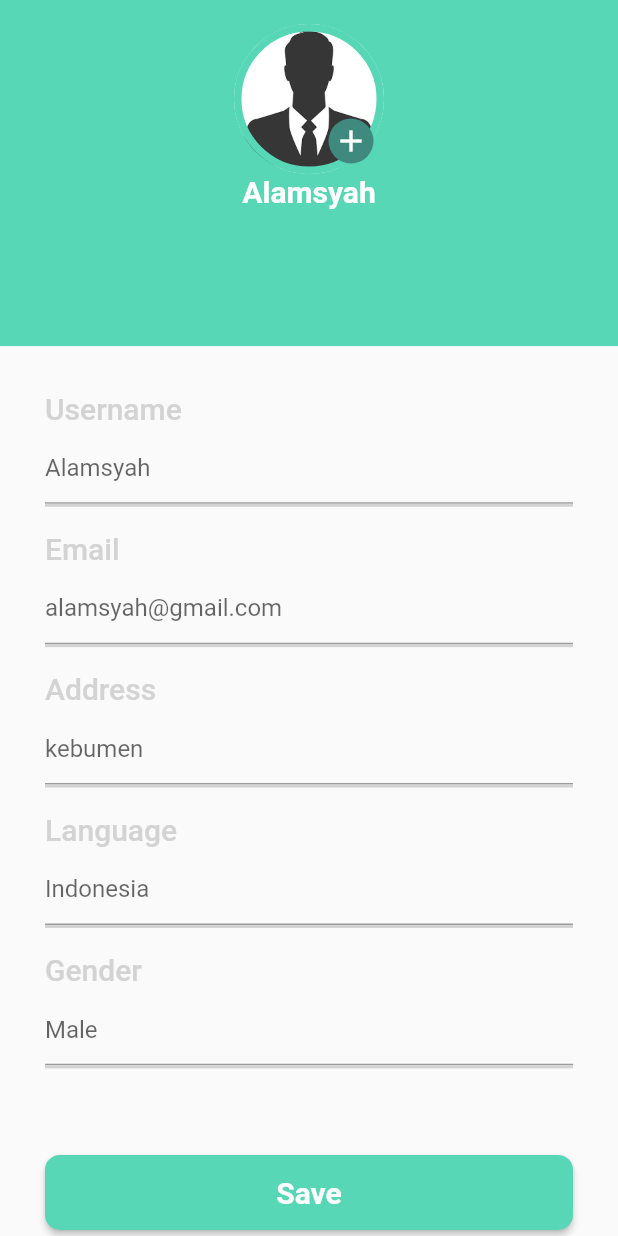
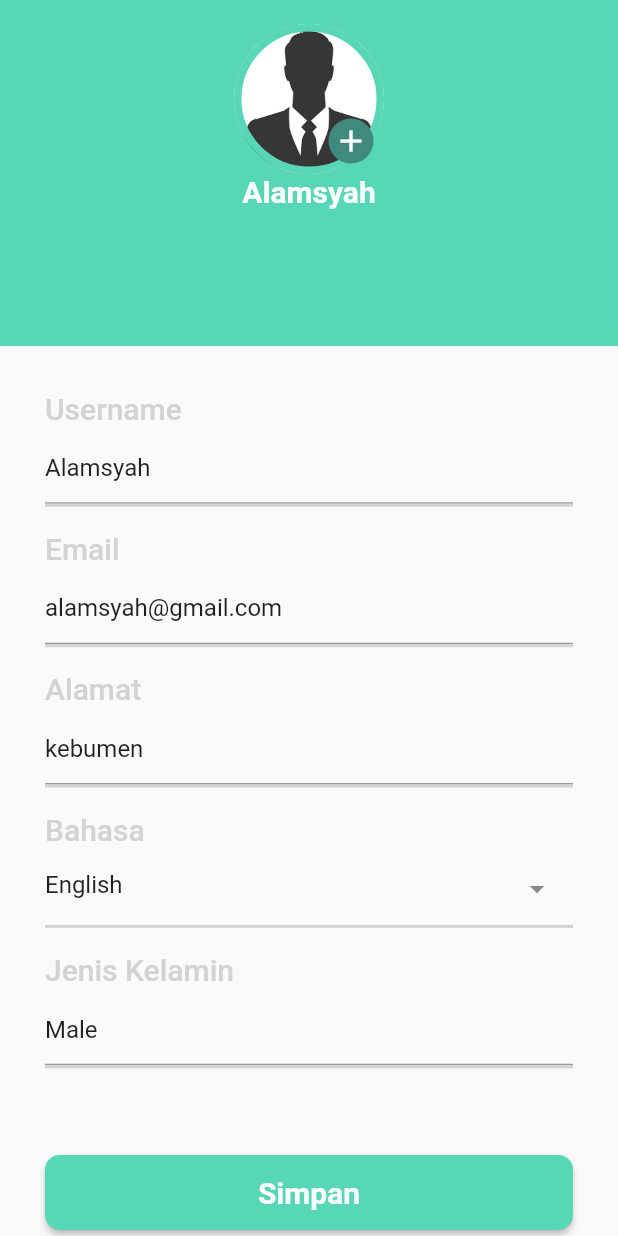
Before and after one commit to Madd-G/nutria_old, a Flutter app: the EditProfileScreen screen opened by its route, on a phone screen of 412 x 824 dp. Run offline on Flutter 3.47's test engine with Material 2 defaults, Android fonts, the light colour scheme and no system bars; drawn by our look-alikes of dropdown_search; our stand-ins replace get.

Commit message:
fixed bugs, controller, and reformat code

```diff
--- a/lib/components/recommendation_carousel.dart
+++ b/lib/components/recommendation_carousel.dart
@@ -1,6 +1,6 @@
 import 'package:flutter/material.dart';
 import 'package:get/get.dart';
-import 'package:nutria/views/fruit_detail_screen.dart';
+import 'package:nutria/views/detail_screen.dart';
 import '../models/fruit_vegetable_model.dart';
 
 class RecommendationCarousel extends StatelessWidget {
@@ -49,7 +49,7 @@ class RecommendationCarousel extends StatelessWidget {
                           ClipRRect(
                             borderRadius: BorderRadius.circular(10.0),
                             child: GestureDetector(
-                              onTap: () => Get.to(() => FruitDetailScreen(
+                              onTap: () => Get.to(() => DetailScreen(
                                   detailFruitVegetable: recommendation)),
                               child: Image(
                                 height: 180.0,
--- a/lib/controllers/user_controller.dart
+++ b/lib/controllers/user_controller.dart
@@ -7,6 +7,6 @@ class UserController extends GetxController {
   RxString imagePath = 'assets/images/profile.png'.obs;
   RxString email = 'alamsyah@gmail.com'.obs;
   RxString address = 'kebumen'.obs;
-  RxString language = 'Indonesia'.obs;
+  RxString language = 'English'.obs;
   RxString gender = 'Male'.obs;
 }
--- a/lib/views/edit_profile_screen.dart
+++ b/lib/views/edit_profile_screen.dart
@@ -1,15 +1,30 @@
+import 'package:dropdown_search/dropdown_search.dart';
 import 'package:flutter/material.dart';
 import 'package:get/get.dart';
 import '../components/main_button.dart';
+import '../controllers/translations_controller.dart';
 import '../controllers/user_controller.dart';
 
 class EditProfileScreen extends StatelessWidget {
   EditProfileScreen({Key? key}) : super(key: key);
   final UserController userController = Get.put(UserController());
+  final languages = ['English', 'Indonesia'];
+  final messageController = Get.put(MessagesController());
 
   @override
   Widget build(BuildContext context) {
     var height = MediaQuery.of(context).size.height;
+    final TextEditingController _username_controller =
+        TextEditingController(text: userController.username.value);
+    final TextEditingController _email_controller =
+        TextEditingController(text: userController.email.value);
+    final TextEditingController _address_controller =
+        TextEditingController(text: userController.address.value);
+    final TextEditingController _language_controller =
+        TextEditingController(text: userController.language.value);
+    final TextEditingController _gender_controller =
+        TextEditingController(text: userController.gender.value);
+
     return Scaffold(
       body: SingleChildScrollView(
         child: Column(
@@ -87,6 +102,7 @@ class EditProfileScreen extends StatelessWidget {
                       height: height * 0.005,
                     ),
                     TextField(
+                      controller: _username_controller,
                       keyboardType: TextInputType.text,
                       decoration: InputDecoration(
                           hintText: userController.username.value),
@@ -110,6 +126,7 @@ class EditProfileScreen extends StatelessWidget {
                       height: height * 0.005,
                     ),
                     TextField(
+                      controller: _email_controller,
                       keyboardType: TextInputType.text,
                       decoration:
                           InputDecoration(hintText: userController.email.value),
@@ -123,7 +140,7 @@ class EditProfileScreen extends StatelessWidget {
                       height: height * 0.02,
                     ),
                     const Text(
-                      'Address',
+                      'Alamat',
                       style: TextStyle(
                           color: Color(0xFFD3D3D3),
                           fontWeight: FontWeight.w500,
@@ -133,6 +150,7 @@ class EditProfileScreen extends StatelessWidget {
                       height: height * 0.005,
                     ),
                     TextField(
+                      controller: _address_controller,
                       keyboardType: TextInputType.text,
                       decoration: InputDecoration(
                           hintText: userController.address.value),
@@ -146,7 +164,7 @@ class EditProfileScreen extends StatelessWidget {
                       height: height * 0.02,
                     ),
                     const Text(
-                      'Language',
+                      'Bahasa',
                       style: TextStyle(
                           color: Color(0xFFD3D3D3),
                           fontWeight: FontWeight.w500,
@@ -155,10 +173,21 @@ class EditProfileScreen extends StatelessWidget {
                     SizedBox(
                       height: height * 0.005,
                     ),
-                    TextField(
-                      keyboardType: TextInputType.text,
-                      decoration: InputDecoration(
-                          hintText: userController.language.value),
+                    DropdownSearch<String>(
+                      mode: Mode.MENU,
+                      showSelectedItem: true,
+                      items: languages,
+                      hint: "select language",
+                      selectedItem: "${userController.language}",
+                      onChanged: (String? data) {
+                        if (data == 'English') {
+                          messageController.changeLanguage('en_US', 'id');
+                        } else if (data == "Indonesia") {
+                          messageController.changeLanguage('id', 'en_US');
+                        }
+                      },
+                      dropdownSearchDecoration:
+                          const InputDecoration(border: InputBorder.none),
                     ),
                     Container(
                       height: 2.0,
@@ -169,7 +198,7 @@ class EditProfileScreen extends StatelessWidget {
                       height: height * 0.02,
                     ),
                     const Text(
-                      'Gender',
+                      'Jenis Kelamin',
                       style: TextStyle(
                           color: Color(0xFFD3D3D3),
                           fontWeight: FontWeight.w500,
@@ -179,8 +208,10 @@ class EditProfileScreen extends StatelessWidget {
                       height: height * 0.005,
                     ),
                     TextField(
+                      controller: _gender_controller,
                       keyboardType: TextInputType.text,
                       decoration: InputDecoration(
+                          // label: Text('${userController.gender.value}'),
                           hintText: userController.gender.value),
                     ),
                     Container(
@@ -194,7 +225,7 @@ class EditProfileScreen extends StatelessWidget {
                     SizedBox(
                       height: height * 0.05,
                     ),
-                    MainButton(title: 'Save', onPressed: () {})
+                    MainButton(title: 'Simpan', onPressed: () {})
                   ],
                 ))
           ],
--- a/lib/views/fruit_list_screen.dart
+++ b/lib/views/fruit_list_screen.dart
@@ -1,6 +1,7 @@
 import 'package:flutter/material.dart';
 import 'package:nutria/components/fruit_carousel.dart';
 import 'package:get/get.dart';
+import 'package:nutria/views/vegetable_list_screen.dart';
 
 class FruitListScreen extends StatelessWidget {
   const FruitListScreen({Key? key}) : super(key: key);
@@ -91,7 +92,8 @@ class FruitListScreen extends StatelessWidget {
                             )),
                           ),
                           GestureDetector(
-                            onTap: () => Get.toNamed('/vegetable_list_screen'),
+                            onTap: () => Get.to(const VegetableListScreen(),
+                                transition: Transition.leftToRight),
                             child: Container(
                               height: 50,
                               width: 140,
--- a/lib/views/profile_screen.dart
+++ b/lib/views/profile_screen.dart
@@ -45,12 +45,14 @@ class ProfileScreen extends StatelessWidget {
                             right: 7,
                             child: Container(
                               decoration: const BoxDecoration(
-                                shape: BoxShape.circle,
-                                color: Color(0xff3F897F)
-                              ),
+                                  shape: BoxShape.circle,
+                                  color: Color(0xff3F897F)),
                               height: 30,
                               width: 30,
-                              child: const Icon(Icons.add, color: Colors.white,),
+                              child: const Icon(
+                                Icons.add,
+                                color: Colors.white,
+                              ),
                             ))
                       ]),
                     ),
@@ -124,7 +126,7 @@ class ProfileScreen extends StatelessWidget {
                     height: height * 0.02,
                   ),
                   const Text(
-                    'Address',
+                    'Alamat',
                     style: TextStyle(
                         color: Color(0xFFD3D3D3),
                         fontWeight: FontWeight.w500,
@@ -150,7 +152,7 @@ class ProfileScreen extends StatelessWidget {
                     height: height * 0.02,
                   ),
                   const Text(
-                    'Language',
+                    'Bahasa',
                     style: TextStyle(
                         color: Color(0xFFD3D3D3),
                         fontWeight: FontWeight.w500,
@@ -176,7 +178,7 @@ class ProfileScreen extends StatelessWidget {
                     height: height * 0.02,
                   ),
                   const Text(
-                    'Gender',
+                    'Jenis Kelamin',
                     style: TextStyle(
                         color: Color(0xFFD3D3D3),
                         fontWeight: FontWeight.w500,
@@ -204,9 +206,11 @@ class ProfileScreen extends StatelessWidget {
                   SizedBox(
                     height: height * 0.05,
                   ),
-                  MainButton(title: 'Edit Profile', onPressed: () {
-                    Get.toNamed('/edit_profile_screen');
-                  })
+                  MainButton(
+                      title: 'Edit Profil',
+                      onPressed: () {
+                        Get.toNamed('/edit_profile_screen');
+                      })
                 ],
               ))
         ],
```
Also changed, not shown: lib/components/fruit_carousel.dart (+13 -5 lines), lib/components/vegetable_carousel.dart (+13 -5 lines), lib/main.dart (+4 -8 lines), lib/models/fruit_vegetable_model.dart (+5 -5 lines), lib/views/detail_screen.dart (renamed from lib/views/fruit_detail_screen.dart, +29 -13 lines), lib/views/sign_up_screen_first.dart (+8 -2 lines), lib/views/vegetable_detail_screen.dart (deleted, +0 -10 lines), lib/views/vegetable_list_screen.dart (+5 -2 lines).
